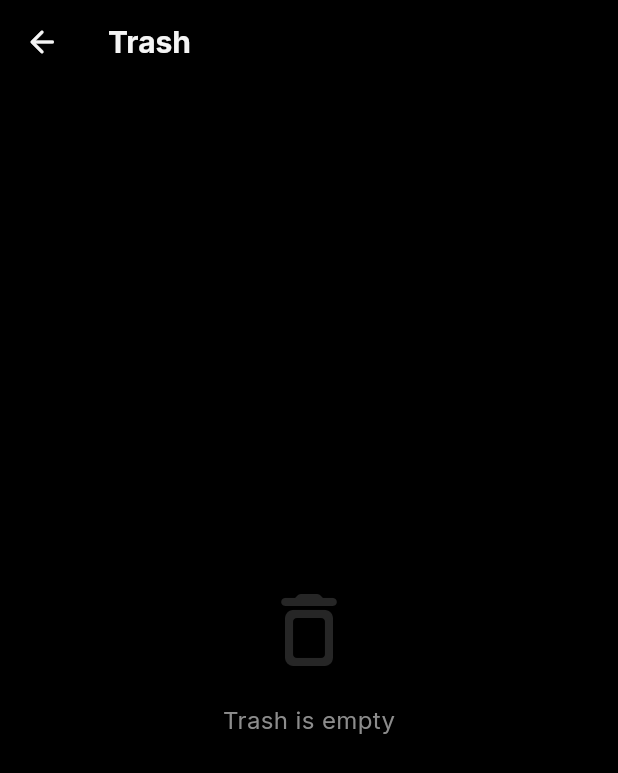
After one commit to unknownmember4u/PRnote, a Flutter app: the TrashScreen screen opened by its route, on a phone screen of 412 x 824 dp. The commit adds this screen. Shown: the top 773 px of the screen. Run offline on Flutter 3.47's test engine with Material 3 defaults, Android fonts, the phone set to English and light mode, and no system bars; our stand-ins replace equatable, flutter_riverpod, go_router, google_fonts, share_plus, shared_preferences and 2 more; accounts and stored records are empty.

Commit message:
feat(trash): implement full trash screen and navigation, enable multi-delete/restore functionality

```diff
--- a/lib/core/router/app_router.dart
+++ b/lib/core/router/app_router.dart
@@ -6,6 +6,7 @@ import 'package:prnote/features/settings/screens/settings_screen.dart';
 import 'package:prnote/features/editor/screens/editor_screen.dart';
 import 'package:prnote/features/folders/screens/folder_view_screen.dart';
 import 'package:prnote/features/splash/screens/splash_screen.dart';
+import 'package:prnote/features/trash/screens/trash_screen.dart';
 
 /// Shell for bottom navigation (3 tabs: Home, Folders, Settings)
 class AppShell extends StatelessWidget {
@@ -156,6 +157,23 @@ final appRouter = GoRouter(
       ),
     ),
     GoRoute(
+      path: '/trash',
+      pageBuilder: (context, state) => CustomTransitionPage(
+        child: const TrashScreen(),
+        transitionsBuilder: (context, animation, secondaryAnimation, child) =>
+            SlideTransition(
+              position: Tween<Offset>(
+                begin: const Offset(0.05, 0),
+                end: Offset.zero,
+              ).animate(CurvedAnimation(
+                parent: animation,
+                curve: Curves.easeOutCubic,
+              )),
+              child: FadeTransition(opacity: animation, child: child),
+            ),
+      ),
+    ),
+    GoRoute(
       path: '/editor/new',
       pageBuilder: (context, state) => CustomTransitionPage(
         child: const EditorScreen(noteId: 'new'),
--- a/lib/features/home/screens/home_screen.dart
+++ b/lib/features/home/screens/home_screen.dart
@@ -100,7 +100,7 @@ class HomeScreen extends ConsumerWidget {
             _buildOption(
               icon: Icons.delete_outline_rounded,
               color: theme.colorScheme.error,
-              label: 'Delete Note',
+              label: 'Move to trash',
               onTap: () {
                 ref.read(notesProvider.notifier).deleteNote(note.id);
                 if (ctx.mounted) Navigator.pop(ctx);
--- a/lib/features/settings/screens/settings_screen.dart
+++ b/lib/features/settings/screens/settings_screen.dart
@@ -1,5 +1,6 @@
 import 'package:flutter/material.dart';
 import 'package:flutter_riverpod/flutter_riverpod.dart';
+import 'package:go_router/go_router.dart';
 import 'package:prnote/core/theme/theme_provider.dart';
 import 'package:prnote/core/constants/app_constants.dart';
 import 'package:google_fonts/google_fonts.dart';
@@ -151,11 +152,12 @@ class SettingsScreen extends ConsumerWidget {
               ),
               _divider(theme),
               _SettingsTile(
-                icon: Icons.delete_sweep_outlined,
-                title: 'Clear deleted notes',
-                subtitle: 'Permanently remove trashed notes',
+                icon: Icons.delete_outline_rounded,
+                title: 'Trash',
+                subtitle: 'View, restore, or permanently remove deleted notes',
                 theme: theme,
                 iconColor: theme.colorScheme.error,
+                onTap: () => context.push('/trash'),
               ),
             ],
           ),
--- /dev/null
+++ b/lib/features/trash/screens/trash_screen.dart
@@ -0,0 +1,217 @@
+import 'package:flutter/material.dart';
+import 'package:flutter_riverpod/flutter_riverpod.dart';
+import 'package:go_router/go_router.dart';
+import 'package:google_fonts/google_fonts.dart';
+import 'package:flutter_staggered_grid_view/flutter_staggered_grid_view.dart';
+import 'package:prnote/core/providers/notes_provider.dart';
+import 'package:prnote/features/home/widgets/note_card.dart';
+import 'package:prnote/models/note.dart';
+
+class TrashScreen extends ConsumerStatefulWidget {
+  const TrashScreen({super.key});
+
+  @override
+  ConsumerState<TrashScreen> createState() => _TrashScreenState();
+}
+
+class _TrashScreenState extends ConsumerState<TrashScreen> {
+  final Set<String> _selectedNotes = {};
+  bool _isSelectionMode = false;
+
+  void _toggleSelection(String id) {
+    setState(() {
+      if (_selectedNotes.contains(id)) {
+        _selectedNotes.remove(id);
+        if (_selectedNotes.isEmpty) {
+          _isSelectionMode = false;
+        }
+      } else {
+        _selectedNotes.add(id);
+      }
+    });
+  }
+
+  void _selectAll(List<Note> notes) {
+    setState(() {
+      _selectedNotes.addAll(notes.map((n) => n.id));
+    });
+  }
+
+  void _clearSelection() {
+    setState(() {
+      _selectedNotes.clear();
+      _isSelectionMode = false;
+    });
+  }
+
+  @override
+  Widget build(BuildContext context) {
+    final theme = Theme.of(context);
+    final isLight = theme.brightness == Brightness.light;
+    final trashNotesAsync = ref.watch(trashNotesProvider);
+
+    return Scaffold(
+      backgroundColor: theme.scaffoldBackgroundColor,
+      appBar: AppBar(
+        leading: _isSelectionMode
+            ? IconButton(
+                icon: const Icon(Icons.close_rounded),
+                onPressed: _clearSelection,
+              )
+            : IconButton(
+                icon: const Icon(Icons.arrow_back_rounded),
+                onPressed: () => context.pop(),
+              ),
+        title: Text(
+          _isSelectionMode ? '${_selectedNotes.length} Selected' : 'Trash',
+          style: GoogleFonts.inter(
+            fontSize: 20,
+            fontWeight: FontWeight.w700,
+            color: theme.textTheme.displayLarge?.color,
+          ),
+        ),
+        actions: [
+          if (_isSelectionMode) ...[
+            IconButton(
+              icon: const Icon(Icons.restore_page_rounded),
+              tooltip: 'Restore Selected',
+              onPressed: () async {
+                await ref.read(notesProvider.notifier).restoreMultiple(_selectedNotes.toList());
+                _clearSelection();
+              },
+            ),
+            IconButton(
+              icon: Icon(Icons.delete_forever_rounded, color: theme.colorScheme.error),
+              tooltip: 'Delete Permanently',
+              onPressed: () async {
+                await ref.read(notesProvider.notifier).permanentlyDeleteMultiple(_selectedNotes.toList());
+                _clearSelection();
+              },
+            ),
+          ] else if (trashNotesAsync is AsyncData && (trashNotesAsync.value ?? []).isNotEmpty) ...[
+            IconButton(
+              icon: const Icon(Icons.select_all_rounded),
+              tooltip: 'Select All',
+              onPressed: () {
+                setState(() {
+                  _isSelectionMode = true;
+                  _selectAll(trashNotesAsync.value!);
+                });
+              },
+            ),
+          ],
+          const SizedBox(width: 8),
+        ],
+      ),
+      body: trashNotesAsync.when(
+        data: (notes) {
+          if (notes.isEmpty) {
+            return Center(
+              child: Column(
+                mainAxisAlignment: MainAxisAlignment.center,
+                children: [
+                  Icon(
+                    Icons.delete_outline_rounded,
+                    size: 64,
+                    color: theme.dividerColor,
+                  ),
+                  const SizedBox(height: 16),
+                  Text(
+                    'Trash is empty',
+                    style: GoogleFonts.inter(
+                      fontSize: 16,
+                      color: theme.textTheme.bodySmall?.color,
+                    ),
+                  ),
+                ],
+              ),
+            );
+          }
+
+          return MasonryGridView.count(
+            crossAxisCount: MediaQuery.of(context).size.width > 600 ? 3 : 2,
+            mainAxisSpacing: 12,
+            crossAxisSpacing: 12,
+            padding: const EdgeInsets.symmetric(horizontal: 16, vertical: 20),
+            itemCount: notes.length,
+            physics: const BouncingScrollPhysics(),
+            itemBuilder: (context, index) {
+              final note = notes[index];
+              final isSelected = _selectedNotes.contains(note.id);
+
+              return Stack(
+                children: [
+                  NoteCard(
+                    note: note,
+                    onTap: () {
+                      if (_isSelectionMode) {
+                        _toggleSelection(note.id);
+                      } else {
+                        // Open a simple preview or default to selection
+                        setState(() {
+                          _isSelectionMode = true;
+                          _toggleSelection(note.id);
+                        });
+                      }
+                    },
+                    onLongPress: () {
+                      if (!_isSelectionMode) {
+                        setState(() {
+                          _isSelectionMode = true;
+                        });
+                      }
+                      _toggleSelection(note.id);
+                    },
+                  ),
+                  if (_isSelectionMode)
+                    Positioned.fill(
+                      child: IgnorePointer(
+                        child: AnimatedContainer(
+                          duration: const Duration(milliseconds: 200),
+                          decoration: BoxDecoration(
+                            borderRadius: BorderRadius.circular(16),
+                            color: isSelected
+                                ? theme.colorScheme.primary.withValues(alpha: 0.15)
+                                : Colors.transparent,
+                            border: Border.all(
+                              color: isSelected
+                                  ? theme.colorScheme.primary
+                                  : Colors.transparent,
+                              width: 2,
+                            ),
+                          ),
+                        ),
+                      ),
+                    ),
+                  if (isSelected)
+                    Positioned(
+                      top: 12,
+                      right: 12,
+                      child: Container(
+                        padding: const EdgeInsets.all(2),
+                        decoration: BoxDecoration(
+                          color: theme.colorScheme.primary,
+                          shape: BoxShape.circle,
+                        ),
+                        child: Icon(
+                          Icons.check,
+                          size: 14,
+                          color: isLight ? Colors.white : Colors.black,
+                        ),
+                      ),
+                    ),
+                ],
+              );
+            },
+          );
+        },
+        loading: () => Center(
+          child: CircularProgressIndicator(
+            color: theme.colorScheme.primary,
+          ),
+        ),
+        error: (err, st) => Center(child: Text('Error: $err')),
+      ),
+    );
+  }
+}
```
Also changed, not shown: lib/core/providers/notes_provider.dart (+28 -2 lines).
